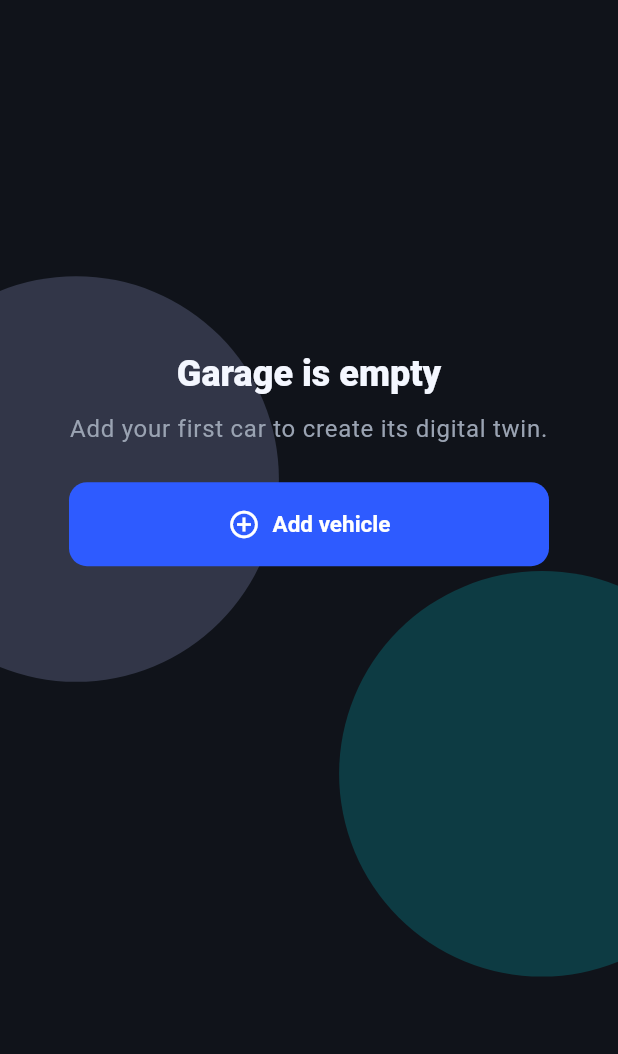
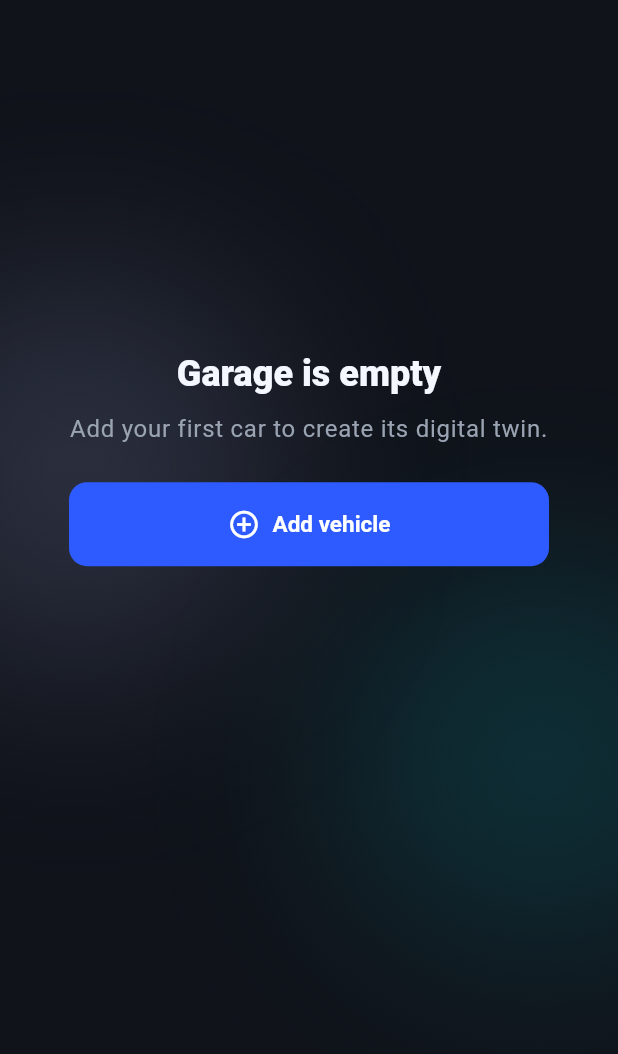
Before and after one commit to my-talking-shaha/my-talking-shaha, a Flutter app: the screen it shows after launch, on a phone screen of 412 x 824 dp, the part 74-1128 px from its top. Run offline on Flutter 3.47's test engine with Material 3 defaults, Android fonts, the light colour scheme and no system bars; our stand-ins replace flutter_riverpod, flutter_svg, go_router.

Commit message:
fix: blur bg for empty garage screen

```diff
--- a/frontend/lib/features/garage/presentation/screens/garage_screen.dart
+++ b/frontend/lib/features/garage/presentation/screens/garage_screen.dart
@@ -1,8 +1,9 @@
 import 'dart:async';
+import 'dart:math' as math;
+import 'dart:ui' as ui;
 
 import 'package:flutter/material.dart';
 import 'package:flutter_riverpod/flutter_riverpod.dart';
-import 'package:flutter_svg/flutter_svg.dart';
 import 'package:frontend/app/theme/app_theme.dart';
 import 'package:frontend/features/garage/domain/entities/vehicle.dart';
 import 'package:frontend/features/garage/presentation/providers/garage_providers.dart';
@@ -149,11 +150,7 @@ final class _EmptyGarageBody extends StatelessWidget {
     return Stack(
       fit: StackFit.expand,
       children: [
-        SvgPicture.asset(
-          'assets/images/garage_bg.svg',
-          fit: BoxFit.cover,
-          alignment: Alignment.topCenter,
-        ),
+        const _GarageEmptyBackground(),
         Padding(
           padding: const EdgeInsets.fromLTRB(
             AppSpacing.xl,
@@ -220,6 +217,113 @@ final class _EmptyGarageBody extends StatelessWidget {
           ),
         ),
       ],
+    );
+  }
+}
+
+final class _GarageEmptyBackground extends StatelessWidget {
+  const _GarageEmptyBackground();
+
+  static const double _assetWidth = 390;
+  static const double _assetHeight = 884;
+
+  @override
+  Widget build(BuildContext context) {
+    return IgnorePointer(
+      child: ColoredBox(
+        color: AppColors.background,
+        child: LayoutBuilder(
+          builder: (context, constraints) {
+            final screenSize = MediaQuery.sizeOf(context);
+            final width = constraints.maxWidth.isFinite
+                ? constraints.maxWidth
+                : screenSize.width;
+            final height = constraints.maxHeight.isFinite
+                ? constraints.maxHeight
+                : screenSize.height;
+            final scale = math.max(width / _assetWidth, height / _assetHeight);
+            final dx = (width - (_assetWidth * scale)) / 2;
+
+            return Stack(
+              fit: StackFit.expand,
+              children: [
+                _GarageBlurredGlow(
+                  left: dx + (-200 * scale),
+                  top: 101 * scale,
+                  size: 496 * scale,
+                  circleSize: 256 * scale,
+                  blurSigma: 60 * scale,
+                  color: const Color(0xFFB8C3FF).withValues(alpha: 0.20),
+                ),
+                _GarageBlurredGlow(
+                  left: dx + (94 * scale),
+                  top: 287 * scale,
+                  size: 496 * scale,
+                  circleSize: 256 * scale,
+                  blurSigma: 60 * scale,
+                  color: AppColors.success.withValues(alpha: 0.20),
+                ),
+                DecoratedBox(
+                  decoration: BoxDecoration(
+                    gradient: LinearGradient(
+                      begin: Alignment.topCenter,
+                      end: Alignment.bottomCenter,
+                      colors: [
+                        AppColors.background.withValues(alpha: 0),
+                        AppColors.background.withValues(alpha: 0.34),
+                        AppColors.background.withValues(alpha: 0.64),
+                      ],
+                      stops: const [0, 0.72, 1],
+                    ),
+                  ),
+                ),
+              ],
+            );
+          },
+        ),
+      ),
+    );
+  }
+}
+
+final class _GarageBlurredGlow extends StatelessWidget {
+  const _GarageBlurredGlow({
+    required this.left,
+    required this.top,
+    required this.size,
+    required this.circleSize,
+    required this.blurSigma,
+    required this.color,
+  });
+
+  final double left;
+  final double top;
+  final double size;
+  final double circleSize;
+  final double blurSigma;
+  final Color color;
+
+  @override
+  Widget build(BuildContext context) {
+    return Positioned(
+      left: left,
+      top: top,
+      width: size,
+      height: size,
+      child: ImageFiltered(
+        imageFilter: ui.ImageFilter.blur(sigmaX: blurSigma, sigmaY: blurSigma),
+        child: Center(
+          child: SizedBox.square(
+            dimension: circleSize,
+            child: DecoratedBox(
+              decoration: BoxDecoration(
+                shape: BoxShape.circle,
+                color: color,
+              ),
+            ),
+          ),
+        ),
+      ),
     );
   }
 }
```
Also changed, not shown: 1 other file.
